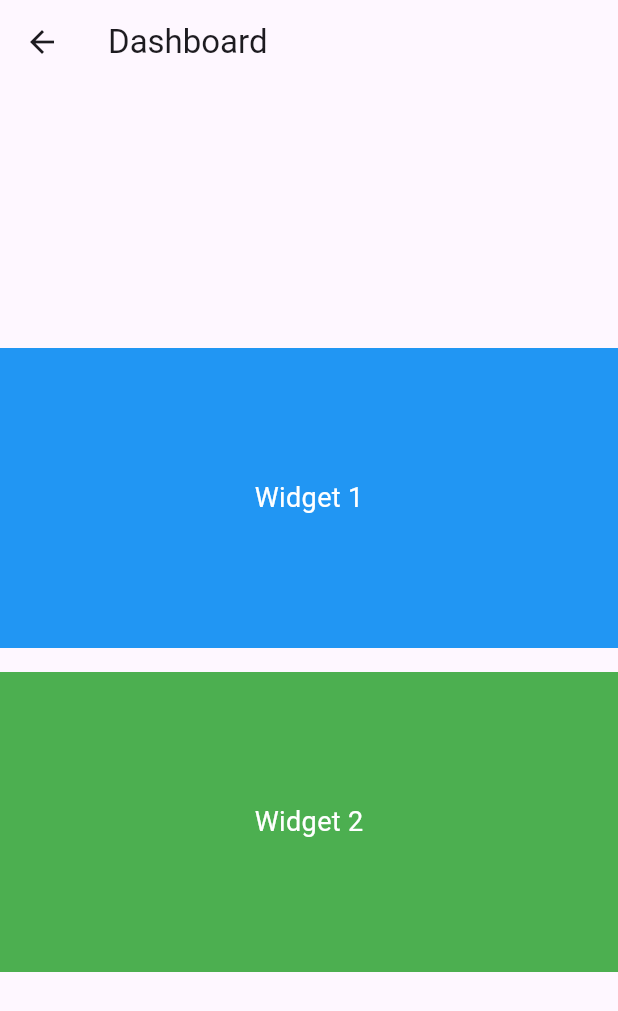
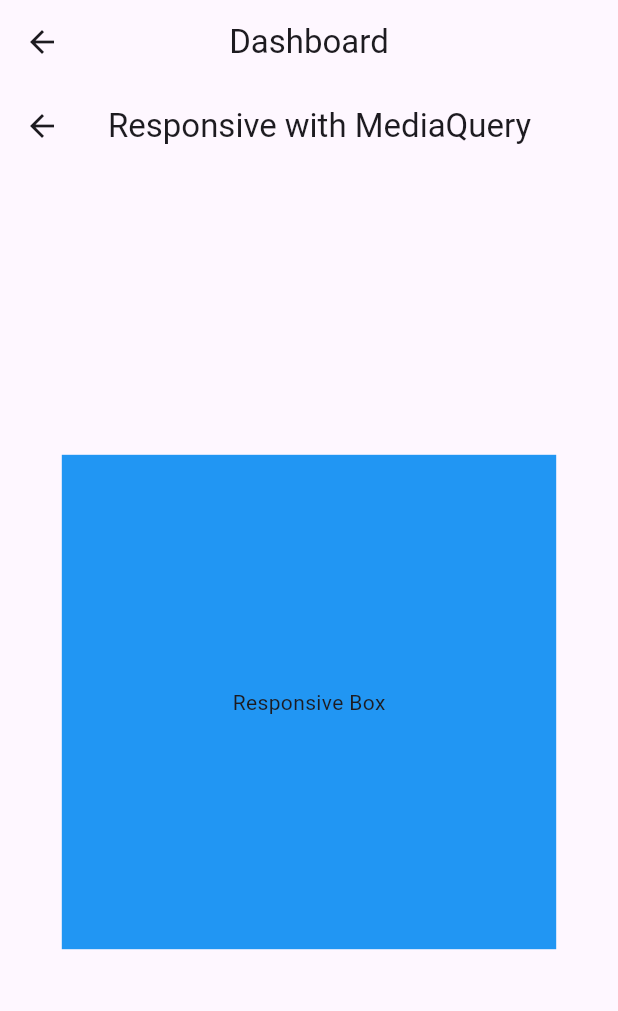
Before and after one commit to hola-barnny/PLP-Final-Project, a Flutter app: the DashboardScreen screen opened by its route, on a phone screen of 412 x 824 dp. Shown: the top 1011 px of the screen. Run offline on Flutter 3.47's test engine with Material 3 defaults, Android fonts, the phone set to English and light mode, and no system bars; our stand-ins replace firebase_auth; accounts and stored records are empty.

Commit message:
Update code

```diff
--- a/lib/screens/dashboard_screen.dart
+++ b/lib/screens/dashboard_screen.dart
@@ -1,4 +1,5 @@
 import 'package:flutter/material.dart';
+import 'media_query_screen.dart';
 
 class DashboardScreen extends StatelessWidget {
   const DashboardScreen({super.key});
@@ -6,39 +7,64 @@ class DashboardScreen extends StatelessWidget {
   @override
   Widget build(BuildContext context) {
     return Scaffold(
-      appBar: AppBar(title: Text("Dashboard")),
+      appBar: AppBar(
+        title: Text("Dashboard"),
+        centerTitle: true,
+      ),
       body: LayoutBuilder(
         builder: (context, constraints) {
+          // For larger screens (tablet/desktop)
           if (constraints.maxWidth > 600) {
-            // Layout for larger screens (tablet/desktop)
             return Row(
               mainAxisAlignment: MainAxisAlignment.center,
               children: [
-                // First widget - for example, a card or box
+                // Widget 1: Student Progress Card
                 Expanded(
-                  child: Container(
-                    padding: EdgeInsets.all(16),
-                    color: Colors.blue,
-                    height: 200,
-                    child: Center(
-                      child: Text(
-                        'Widget 1',
-                        style: TextStyle(color: Colors.white, fontSize: 18),
+                  child: Card(
+                    margin: EdgeInsets.all(16),
+                    color: Colors.blue.shade100,
+                    elevation: 5,
+                    child: Padding(
+                      padding: const EdgeInsets.all(16.0),
+                      child: Column(
+                        mainAxisAlignment: MainAxisAlignment.center,
+                        children: [
+                          Icon(Icons.school, size: 50, color: Colors.blue),
+                          SizedBox(height: 10),
+                          Text(
+                            'Student Progress',
+                            style: TextStyle(
+                                fontSize: 18, fontWeight: FontWeight.bold),
+                          ),
+                          SizedBox(height: 10),
+                          Text('View student performance and updates'),
+                        ],
                       ),
                     ),
                   ),
                 ),
-                SizedBox(width: 16), // Space between widgets
-                // Second widget
+                SizedBox(width: 16),
+                // Widget 2: Messaging Card
                 Expanded(
-                  child: Container(
-                    padding: EdgeInsets.all(16),
-                    color: Colors.green,
-                    height: 200,
-                    child: Center(
-                      child: Text(
-                        'Widget 2',
-                        style: TextStyle(color: Colors.white, fontSize: 18),
+                  child: Card(
+                    margin: EdgeInsets.all(16),
+                    color: Colors.green.shade100,
+                    elevation: 5,
+                    child: Padding(
+                      padding: const EdgeInsets.all(16.0),
+                      child: Column(
+                        mainAxisAlignment: MainAxisAlignment.center,
+                        children: [
+                          Icon(Icons.message, size: 50, color: Colors.green),
+                          SizedBox(height: 10),
+                          Text(
+                            'Messages',
+                            style: TextStyle(
+                                fontSize: 18, fontWeight: FontWeight.bold),
+                          ),
+                          SizedBox(height: 10),
+                          Text('Send and receive messages'),
+                        ],
                       ),
                     ),
                   ),
@@ -46,37 +72,8 @@ class DashboardScreen extends StatelessWidget {
               ],
             );
           } else {
-            // Layout for smaller screens (e.g., mobile phones)
-            return Column(
-              mainAxisAlignment: MainAxisAlignment.center,
-              children: [
-                // First widget
-                Container(
-                  padding: EdgeInsets.all(16),
-                  color: Colors.blue,
-                  height: 200,
-                  child: Center(
-                    child: Text(
-                      'Widget 1',
-                      style: TextStyle(color: Colors.white, fontSize: 18),
-                    ),
-                  ),
-                ),
-                SizedBox(height: 16), // Space between widgets
-                // Second widget
-                Container(
-                  padding: EdgeInsets.all(16),
-                  color: Colors.green,
-                  height: 200,
-                  child: Center(
-                    child: Text(
-                      'Widget 2',
-                      style: TextStyle(color: Colors.white, fontSize: 18),
-                    ),
-                  ),
-                ),
-              ],
-            );
+            // For smaller screens (mobile), show the MediaQueryScreen
+            return MediaQueryScreen(); // Display the MediaQueryScreen for mobile
           }
         },
       ),
--- /dev/null
+++ b/lib/screens/media_query_screen.dart
@@ -0,0 +1,22 @@
+import 'package:flutter/material.dart';
+
+class MediaQueryScreen extends StatelessWidget {
+  @override
+  Widget build(BuildContext context) {
+    // Get screen width and height using MediaQuery
+    double screenWidth = MediaQuery.of(context).size.width;
+    double screenHeight = MediaQuery.of(context).size.height;
+
+    return Scaffold(
+      appBar: AppBar(title: Text('Responsive with MediaQuery')),
+      body: Center(
+        child: Container(
+          width: screenWidth * 0.8, // 80% of screen width
+          height: screenHeight * 0.4, // 40% of screen height
+          color: Colors.blue,
+          child: Center(child: Text('Responsive Box')),
+        ),
+      ),
+    );
+  }
+}
```
